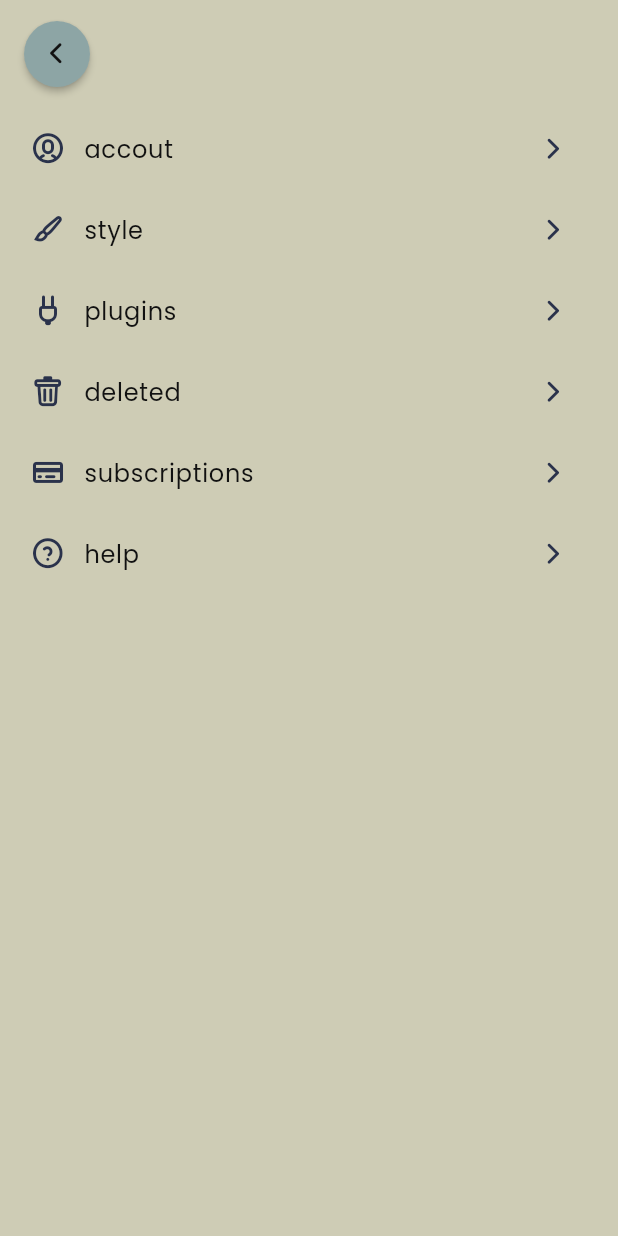
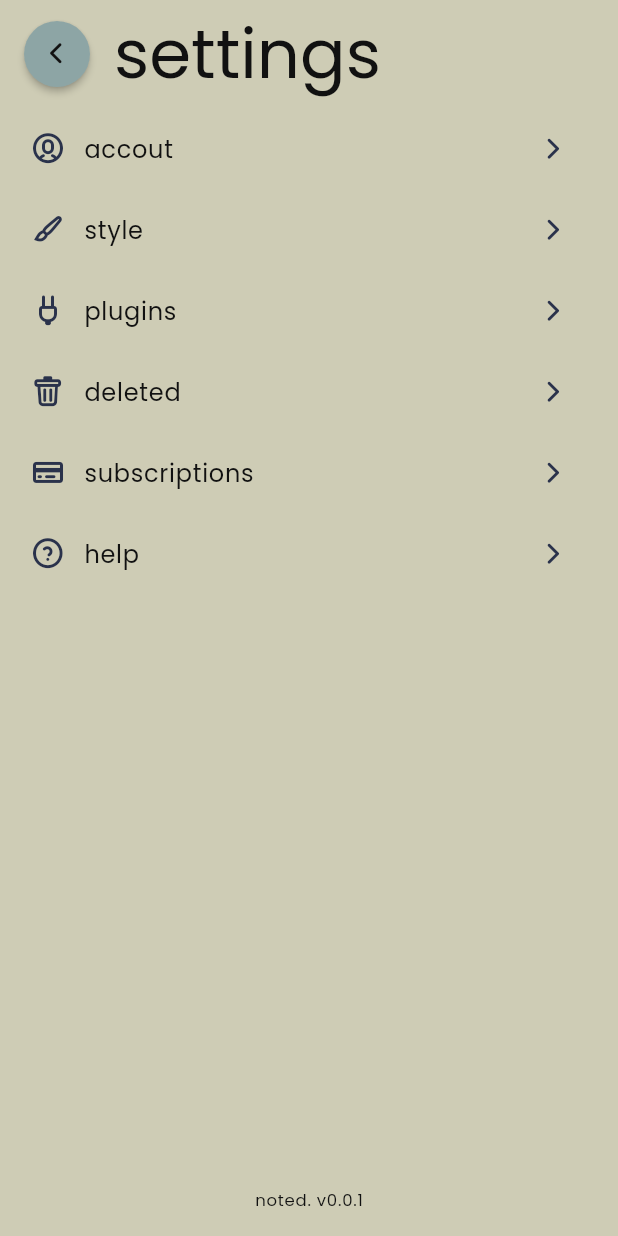
Before and after one commit to NotedApp/noted_app, a Flutter app: the SettingsPage screen opened by its route, on a phone screen of 412 x 824 dp. Run offline on Flutter 3.47's test engine with Material 2 defaults, Android fonts, the phone set to English and light mode, and no system bars; our stand-ins replace equatable, firebase_analytics, firebase_auth, firebase_core, flutter_bloc, flutter_svg and 4 more; missing offline and left inert: flutter_quill, noted_models; accounts and stored records are empty; generated files the repository leaves out were written again; statements that could not run were skipped.

Commit message:
#108: rename and version string

```diff
--- a/lib/localization/app_en.arb
+++ b/lib/localization/app_en.arb
@@ -51,6 +51,7 @@
   "login_error_passwordResetFailed": "failed to send a password reset email, please try again.",
   "login_error_passwordResetInvalidEmail": "couldn't find an account with this email.",
 
+  "settings_title": "settings",
   "settings_accountTitle": "accout",
   "settings_styleTitle": "style",
   "settings_colorTitle": "colors",
--- a/lib/localization/app_es.arb
+++ b/lib/localization/app_es.arb
@@ -51,6 +51,7 @@
   "login_error_passwordResetFailed": "failed to send a password reset email, please try again.",
   "login_error_passwordResetInvalidEmail": "couldn't find an account with this email.",
 
+  "settings_title": "settings",
   "settings_accountTitle": "accout",
   "settings_styleTitle": "style",
   "settings_colorTitle": "colors",
--- a/lib/localization/app_ko.arb
+++ b/lib/localization/app_ko.arb
@@ -51,6 +51,7 @@
   "login_error_passwordResetFailed": "failed to send a password reset email, please try again.",
   "login_error_passwordResetInvalidEmail": "couldn't find an account with this email.",
 
+  "settings_title": "settings",
   "settings_accountTitle": "accout",
   "settings_styleTitle": "style",
   "settings_colorTitle": "colors",
--- a/lib/ui/router/router_config.dart
+++ b/lib/ui/router/router_config.dart
@@ -1,6 +1,5 @@
 import 'package:flutter_bloc/flutter_bloc.dart';
 import 'package:go_router/go_router.dart';
-import 'package:noted_app/app.dart';
 import 'package:noted_app/state/auth/auth_bloc.dart';
 import 'package:noted_app/state/auth/auth_state.dart';
 import 'package:noted_app/ui/home/home_page.dart';
--- a/lib/ui/settings/settings_page.dart
+++ b/lib/ui/settings/settings_page.dart
@@ -4,14 +4,18 @@ import 'package:noted_app/ui/common/noted_library.dart';
 import 'package:noted_app/ui/settings/settings_row.dart';
 import 'package:noted_app/util/extensions.dart';
 import 'package:noted_app/util/routing/noted_router.dart';
+import 'package:package_info_plus/package_info_plus.dart';
 
 class SettingsPage extends StatelessWidget {
+  final Future<String> _getVersion = PackageInfo.fromPlatform().then((value) => value.version);
+
   @override
   Widget build(BuildContext context) {
     Strings strings = context.strings();
 
     return NotedHeaderPage(
       hasBackButton: true,
+      title: strings.settings_title,
       child: Column(
         children: [
           SettingsRow(
@@ -50,6 +54,18 @@ class SettingsPage extends StatelessWidget {
             hasArrow: true,
             onPressed: () => context.push('/settings/help'),
           ),
+          Spacer(),
+          FutureBuilder<String>(
+            future: _getVersion,
+            initialData: strings.app_title,
+            builder: (context, info) {
+              return Text(
+                '${strings.app_title} v${info.data}',
+                style: context.textTheme().labelSmall,
+              );
+            },
+          ),
+          SizedBox(height: 16),
         ],
       ),
     );
--- a/pubspec.yaml
+++ b/pubspec.yaml
@@ -29,6 +29,7 @@ dependencies:
   get_it: ^7.6.0
   google_sign_in: ^6.1.4
   firebase_analytics: ^10.4.3
+  package_info_plus: ^4.1.0
 
 dev_dependencies:
   flutter_test:
```
Also changed, not shown: pubspec.lock, 7 other files.
